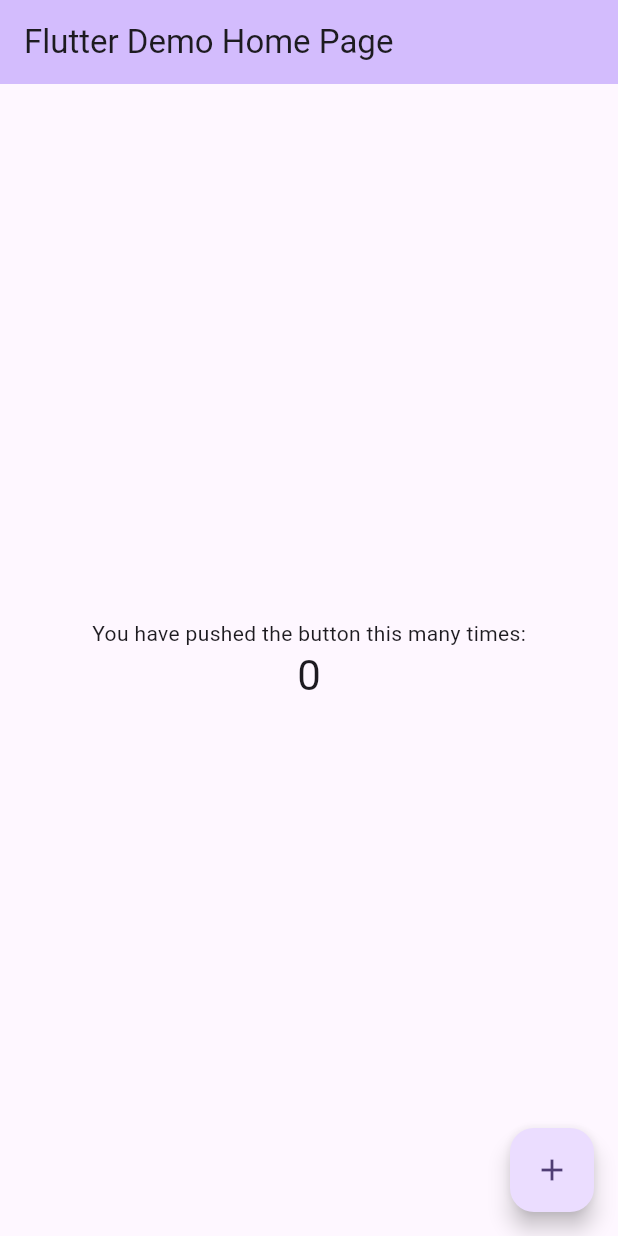
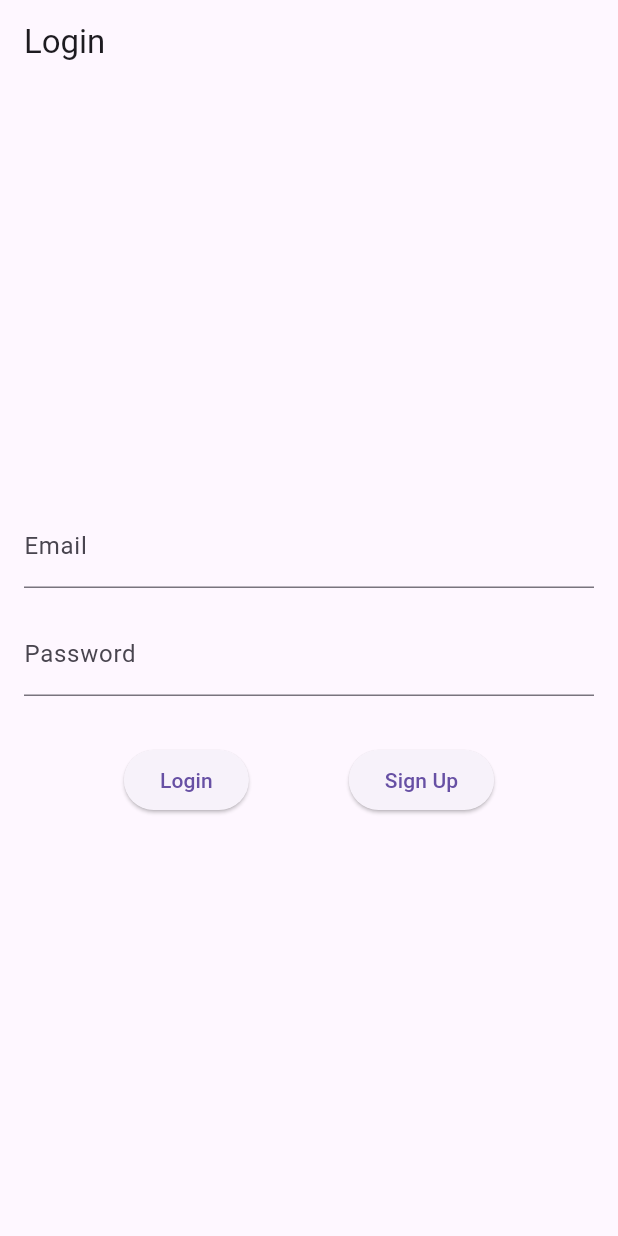
Before and after one commit to rhtmdgks/DK-Project, a Flutter app: the screen it shows after launch, on a phone screen of 412 x 824 dp. Run offline on Flutter 3.47's test engine with Material 3 defaults, Android fonts, the phone set to English and light mode, and no system bars; our stand-ins replace firebase_auth, firebase_core; accounts and stored records are empty.

```diff
--- a/lib/main.dart
+++ b/lib/main.dart
@@ -1,122 +1,169 @@
+import 'package:firebase_core/firebase_core.dart';
 import 'package:flutter/material.dart';
+import 'package:firebase_auth/firebase_auth.dart';
+import 'firebase_options.dart';
 
-void main() {
+void main() async {
+  WidgetsFlutterBinding.ensureInitialized();
+  await Firebase.initializeApp(
+    options: DefaultFirebaseOptions.currentPlatform,
+  );
   runApp(const MyApp());
 }
 
 class MyApp extends StatelessWidget {
   const MyApp({super.key});
 
-  // This widget is the root of your application.
   @override
   Widget build(BuildContext context) {
     return MaterialApp(
-      title: 'Flutter Demo',
+      title: 'Firebase Auth Demo',
       theme: ThemeData(
-        // This is the theme of your application.
-        //
-        // TRY THIS: Try running your application with "flutter run". You'll see
-        // the application has a purple toolbar. Then, without quitting the app,
-        // try changing the seedColor in the colorScheme below to Colors.green
-        // and then invoke "hot reload" (save your changes or press the "hot
-        // reload" button in a Flutter-supported IDE, or press "r" if you used
-        // the command line to start the app).
-        //
-        // Notice that the counter didn't reset back to zero; the application
-        // state is not lost during the reload. To reset the state, use hot
-        // restart instead.
-        //
-        // This works for code too, not just values: Most code changes can be
-        // tested with just a hot reload.
-        colorScheme: ColorScheme.fromSeed(seedColor: Colors.deepPurple),
+        primarySwatch: Colors.blue,
       ),
-      home: const MyHomePage(title: 'Flutter Demo Home Page'),
+      home: const AuthWrapper(),
     );
   }
 }
 
-class MyHomePage extends StatefulWidget {
-  const MyHomePage({super.key, required this.title});
-
-  // This widget is the home page of your application. It is stateful, meaning
-  // that it has a State object (defined below) that contains fields that affect
-  // how it looks.
-
-  // This class is the configuration for the state. It holds the values (in this
-  // case the title) provided by the parent (in this case the App widget) and
-  // used by the build method of the State. Fields in a Widget subclass are
-  // always marked "final".
-
-  final String title;
+class AuthWrapper extends StatelessWidget {
+  const AuthWrapper({super.key});
 
   @override
-  State<MyHomePage> createState() => _MyHomePageState();
+  Widget build(BuildContext context) {
+    return StreamBuilder<User?>(
+      stream: FirebaseAuth.instance.authStateChanges(),
+      builder: (context, snapshot) {
+        if (snapshot.connectionState == ConnectionState.waiting) {
+          return const Scaffold(body: Center(child: CircularProgressIndicator()));
+        }
+        if (snapshot.hasData) {
+          return const HomePage();
+        }
+        return const LoginPage();
+      },
+    );
+  }
 }
 
-class _MyHomePageState extends State<MyHomePage> {
-  int _counter = 0;
+class LoginPage extends StatefulWidget {
+  const LoginPage({super.key});
 
-  void _incrementCounter() {
-    setState(() {
-      // This call to setState tells the Flutter framework that something has
-      // changed in this State, which causes it to rerun the build method below
-      // so that the display can reflect the updated values. If we changed
-      // _counter without calling setState(), then the build method would not be
-      // called again, and so nothing would appear to happen.
-      _counter++;
-    });
+  @override
+  State<LoginPage> createState() => _LoginPageState();
+}
+
+class _LoginPageState extends State<LoginPage> {
+  final _emailController = TextEditingController();
+  final _passwordController = TextEditingController();
+  final _auth = FirebaseAuth.instance;
+  String? _errorMessage;
+
+  Future<void> _signIn() async {
+    try {
+      setState(() {
+        _errorMessage = null;
+      });
+      await _auth.signInWithEmailAndPassword(
+        email: _emailController.text,
+        password: _passwordController.text,
+      );
+    } on FirebaseAuthException catch (e) {
+      setState(() {
+        _errorMessage = e.message;
+      });
+    }
+  }
+
+  Future<void> _signUp() async {
+    try {
+      setState(() {
+        _errorMessage = null;
+      });
+      await _auth.createUserWithEmailAndPassword(
+        email: _emailController.text,
+        password: _passwordController.text,
+      );
+    } on FirebaseAuthException catch (e) {
+      setState(() {
+        _errorMessage = e.message;
+      });
+    }
   }
 
   @override
   Widget build(BuildContext context) {
-    // This method is rerun every time setState is called, for instance as done
-    // by the _incrementCounter method above.
-    //
-    // The Flutter framework has been optimized to make rerunning build methods
-    // fast, so that you can just rebuild anything that needs updating rather
-    // than having to individually change instances of widgets.
     return Scaffold(
       appBar: AppBar(
-        // TRY THIS: Try changing the color here to a specific color (to
-        // Colors.amber, perhaps?) and trigger a hot reload to see the AppBar
-        // change color while the other colors stay the same.
-        backgroundColor: Theme.of(context).colorScheme.inversePrimary,
-        // Here we take the value from the MyHomePage object that was created by
-        // the App.build method, and use it to set our appbar title.
-        title: Text(widget.title),
+        title: const Text('Login'),
       ),
-      body: Center(
-        // Center is a layout widget. It takes a single child and positions it
-        // in the middle of the parent.
+      body: Padding(
+        padding: const EdgeInsets.all(16.0),
         child: Column(
-          // Column is also a layout widget. It takes a list of children and
-          // arranges them vertically. By default, it sizes itself to fit its
-          // children horizontally, and tries to be as tall as its parent.
-          //
-          // Column has various properties to control how it sizes itself and
-          // how it positions its children. Here we use mainAxisAlignment to
-          // center the children vertically; the main axis here is the vertical
-          // axis because Columns are vertical (the cross axis would be
-          // horizontal).
-          //
-          // TRY THIS: Invoke "debug painting" (choose the "Toggle Debug Paint"
-          // action in the IDE, or press "p" in the console), to see the
-          // wireframe for each widget.
           mainAxisAlignment: MainAxisAlignment.center,
-          children: <Widget>[
-            const Text('You have pushed the button this many times:'),
-            Text(
-              '$_counter',
-              style: Theme.of(context).textTheme.headlineMedium,
+          children: [
+            TextField(
+              controller: _emailController,
+              decoration: const InputDecoration(
+                labelText: 'Email',
+              ),
+              keyboardType: TextInputType.emailAddress,
+            ),
+            const SizedBox(height: 16.0),
+            TextField(
+              controller: _passwordController,
+              decoration: const InputDecoration(
+                labelText: 'Password',
+              ),
+              obscureText: true,
+            ),
+            if (_errorMessage != null) ...[
+              const SizedBox(height: 16.0),
+              Text(
+                _errorMessage!,
+                style: const TextStyle(color: Colors.red),
+              ),
+            ],
+            const SizedBox(height: 32.0),
+            Row(
+              mainAxisAlignment: MainAxisAlignment.spaceEvenly,
+              children: [
+                ElevatedButton(
+                  onPressed: _signIn,
+                  child: const Text('Login'),
+                ),
+                ElevatedButton(
+                  onPressed: _signUp,
+                  child: const Text('Sign Up'),
+                ),
+              ],
             ),
           ],
         ),
       ),
-      floatingActionButton: FloatingActionButton(
-        onPressed: _incrementCounter,
-        tooltip: 'Increment',
-        child: const Icon(Icons.add),
-      ), // This trailing comma makes auto-formatting nicer for build methods.
     );
   }
 }
+
+class HomePage extends StatelessWidget {
+  const HomePage({super.key});
+
+  @override
+  Widget build(BuildContext context) {
+    final user = FirebaseAuth.instance.currentUser;
+    return Scaffold(
+      appBar: AppBar(
+        title: const Text('Home'),
+        actions: [
+          IconButton(
+            icon: const Icon(Icons.logout),
+            onPressed: () => FirebaseAuth.instance.signOut(),
+          ),
+        ],
+      ),
+      body: Center(
+        child: Text('Welcome, ${user?.email}!'),
+      ),
+    );
+  }
+}
--- a/pubspec.yaml
+++ b/pubspec.yaml
@@ -34,6 +34,8 @@ dependencies:
   # The following adds the Cupertino Icons font to your application.
   # Use with the CupertinoIcons class for iOS style icons.
   cupertino_icons: ^1.0.8
+  firebase_core: ^4.2.1
+  firebase_auth: ^6.1.2
 
 dev_dependencies:
   flutter_test:
```
Also changed, not shown: .idx/mcp.json, firebase.json (added), lib/firebase_options.dart (added), pubspec.lock, 5 other files.
